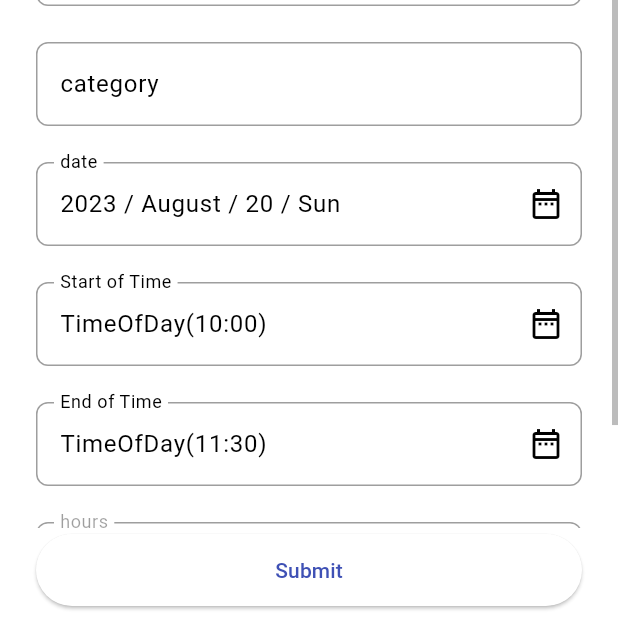
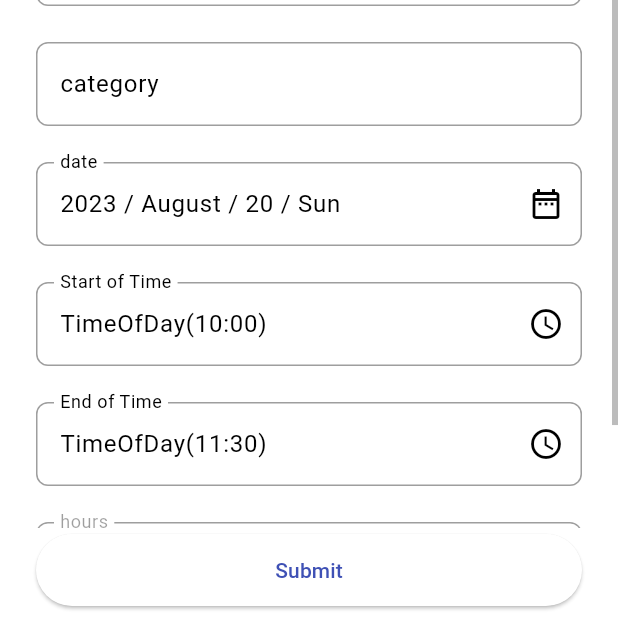
Before and after one commit to Jayh80961/track-my-vol, a Flutter app: the PostPageViewMobile screen opened directly, on a phone screen of 412 x 824 dp, the part 618-1236 px from its top. Run offline on Flutter 3.47's test engine with Material 2 defaults, Android fonts, the light colour scheme and no system bars; our stand-ins replace cached_network_image, cloud_firestore, firebase_auth, firebase_core, firebase_storage, flutter_riverpod and 6 more; accounts and stored records are empty; generated files the repository leaves out were written again; statements that could not run were skipped; project files that could hold a hidden picture were left out.

Commit message:
chore: Update icon

```diff
--- a/packages/track_my_vol_2/lib/src/presentation/pages/post_page/post_page_view_mobile.dart
+++ b/packages/track_my_vol_2/lib/src/presentation/pages/post_page/post_page_view_mobile.dart
@@ -176,7 +176,7 @@ class PostPageViewMobile extends ConsumerWidget {
                         enabled: !postPageViewModel.isSubmitting,
                         decoration: InputDecoration(
                           labelText: 'Start of Time',
-                          suffixIcon: const Icon(Icons.date_range_outlined),
+                          suffixIcon: const Icon(Icons.access_time),
                           enabledBorder: outlinedBorder,
                           focusedBorder: outlinedBorder,
                         ),
@@ -199,7 +199,7 @@ class PostPageViewMobile extends ConsumerWidget {
                         enabled: !postPageViewModel.isSubmitting,
                         decoration: InputDecoration(
                           labelText: 'End of Time',
-                          suffixIcon: const Icon(Icons.date_range_outlined),
+                          suffixIcon: const Icon(Icons.access_time),
                           enabledBorder: outlinedBorder,
                           focusedBorder: outlinedBorder,
                         ),
```
